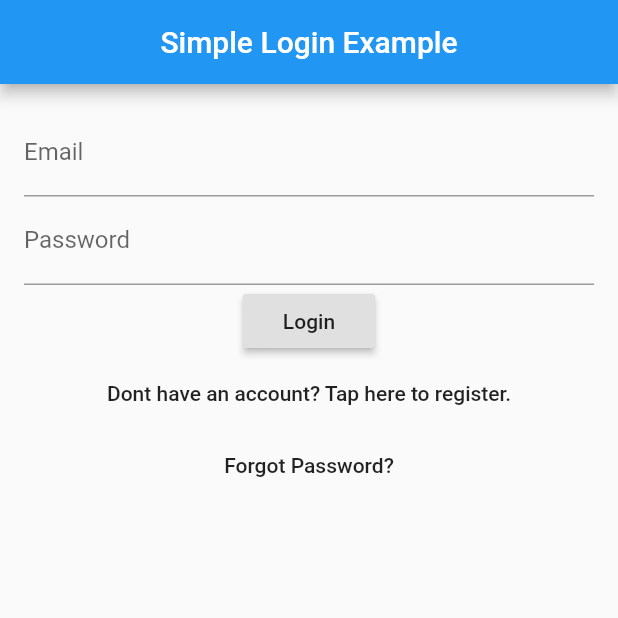
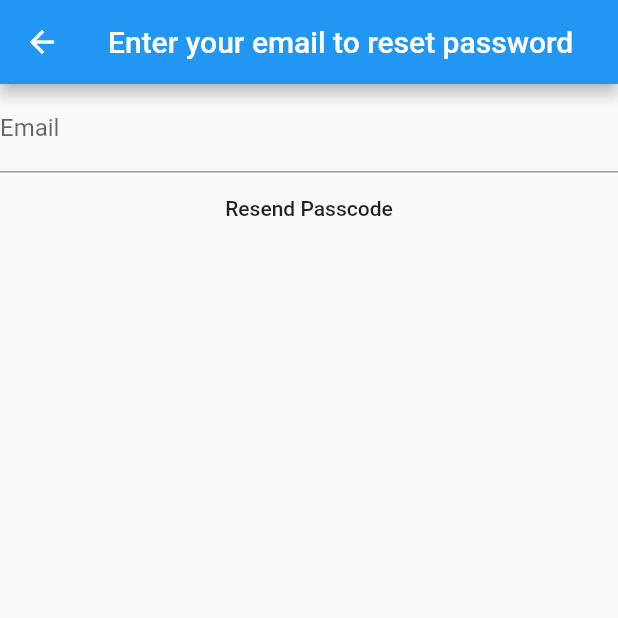
Before and after one commit to welmahjoub/privatenanny_flutter, a Flutter app: the screen it shows after launch, after a tap on "Forgot Password?", on a phone screen of 412 x 824 dp, the top half of it. Run offline on Flutter 3.47's test engine with Material 2 defaults, Android fonts, the phone set to English and light mode, and no system bars; our stand-ins replace firebase_auth, firebase_core; accounts and stored records are empty.

Commit message:
Dev interface pour mot de passe oublié

```diff
--- a/lib/main.dart
+++ b/lib/main.dart
@@ -1,6 +1,7 @@
 import 'package:firebase_core/firebase_core.dart';
 import 'package:flutter/material.dart';
 import 'package:private_nanny/service.dart';
+import 'passwordForgot_page.dart';
 
 void main() async {
   WidgetsFlutterBinding.ensureInitialized();
@@ -86,7 +87,7 @@ class _LoginPageState extends State<LoginPage> {
 
   Widget _buildBar(BuildContext context) {
     return new AppBar(
-      title: new Text("Simple Login Example"),
+      title: new Text("Authentification"),
       centerTitle: true,
     );
   }
@@ -128,7 +129,14 @@ class _LoginPageState extends State<LoginPage> {
             ),
             new FlatButton(
               child: new Text('Forgot Password?'),
-              onPressed: _passwordReset,
+              onPressed: () {
+                Navigator.push(
+                  context,
+                  MaterialPageRoute(
+                    builder: (context) => ForgotPwd(),
+                  ),
+                );
+              },
             )
           ],
         ),
--- /dev/null
+++ b/lib/passwordForgot_page.dart
@@ -0,0 +1,34 @@
+import 'package:flutter/material.dart';
+
+// Forgot Password page
+class ForgotPwd extends StatelessWidget {
+  @override
+  Widget build(BuildContext context) {
+    return new Scaffold(
+      appBar: AppBar(
+        title: Text('Enter your email to reset password'),
+      ),
+
+      body: new Center(
+        child: new Column(
+          //mainAxisAlignment: MainAxisAlignment.center,
+          children: <Widget>[
+            new Container(
+              child: new TextField(
+                decoration: new InputDecoration(labelText: 'Email'),
+              ),
+            ),
+
+            // Make api call to resend password and take user back to Login Page
+            new FlatButton(
+                onPressed: () {
+                  //api call to reset password or whatever
+                  Navigator.of(context).pop();
+                },
+                child: new Text("Resend Passcode")),
+          ],
+        ),
+      ),
+    );
+  }
+}
```
